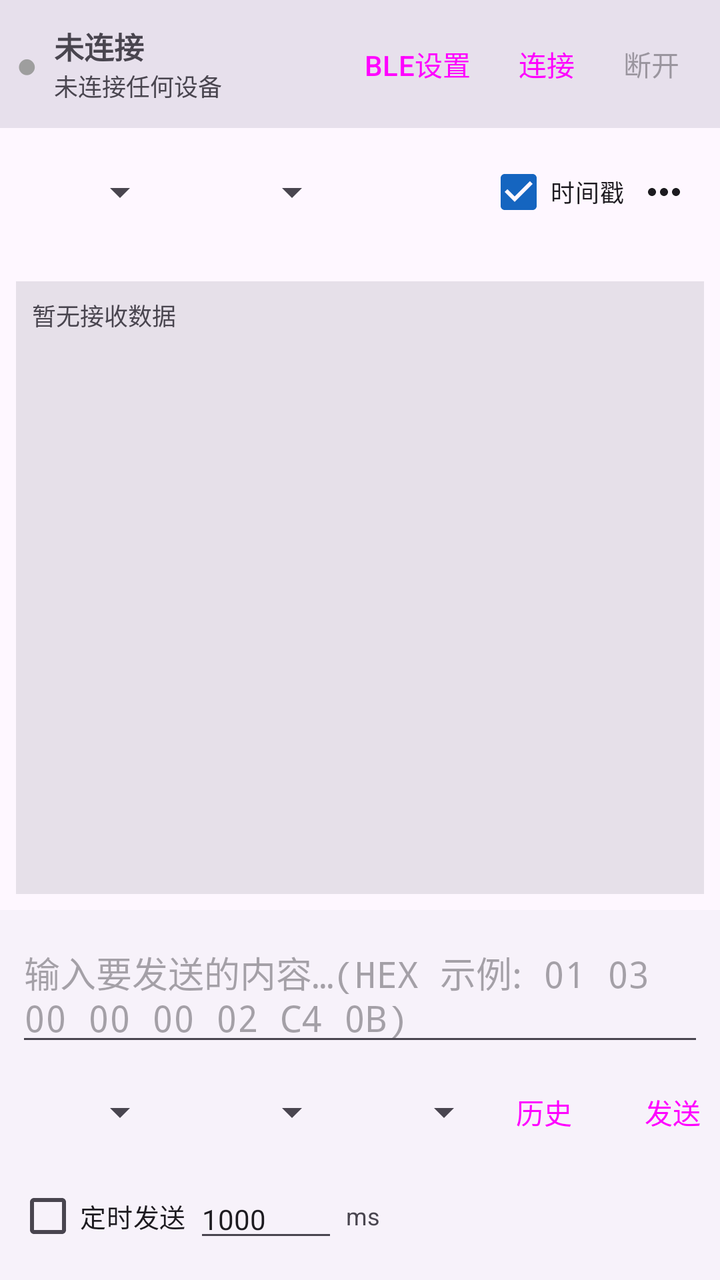
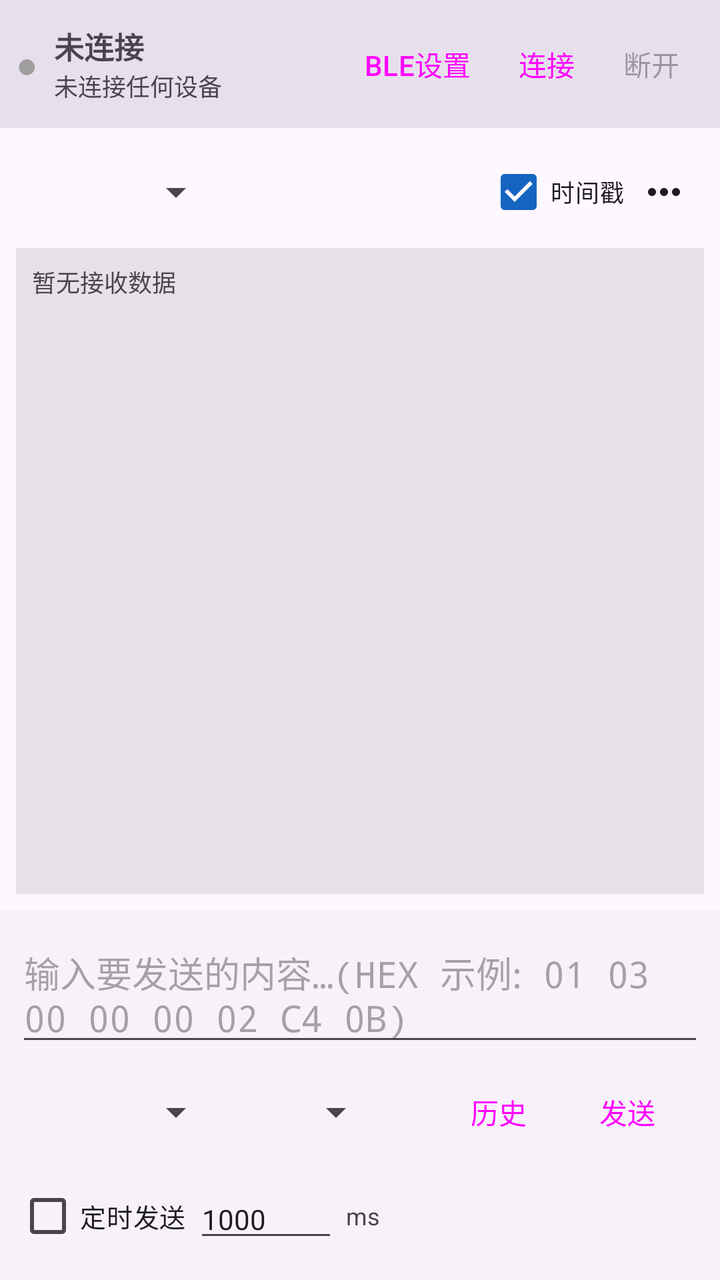

Two renders of the same Android screen: before a commit and after it. Below are the layout's source before the change and the commit's diff.
<!-- AndroidManifest.xml: application theme Theme.BluetoothSerial -->
<!-- res/layout/fragment_console.xml -->
<?xml version="1.0" encoding="utf-8"?>
<LinearLayout xmlns:android="http://schemas.android.com/apk/res/android"
    xmlns:app="http://schemas.android.com/apk/res-auto"
    xmlns:tools="http://schemas.android.com/tools"
    android:layout_width="match_parent"
    android:layout_height="match_parent"
    android:orientation="vertical">

    
    <LinearLayout
        android:layout_width="match_parent"
        android:layout_height="wrap_content"
        android:background="?attr/colorSurfaceVariant"
        android:gravity="center_vertical"
        android:orientation="horizontal"
        android:padding="8dp">

        <TextView
            android:id="@+id/tvStatusDot"
            android:layout_width="wrap_content"
            android:layout_height="wrap_content"
            android:text="●"
            android:textColor="@color/status_disconnected"
            android:textSize="18sp" />

        <LinearLayout
            android:layout_width="0dp"
            android:layout_height="wrap_content"
            android:layout_weight="1"
            android:orientation="vertical"
            android:paddingStart="8dp"
            android:paddingEnd="8dp">

            <TextView
                android:id="@+id/tvDeviceName"
                android:layout_width="wrap_content"
                android:layout_height="wrap_content"
                android:ellipsize="end"
                android:maxLines="1"
                android:text="@string/not_connected"
                android:textSize="15sp"
                android:textStyle="bold" />

            <TextView
                android:id="@+id/tvConnInfo"
                android:layout_width="wrap_content"
                android:layout_height="wrap_content"
                android:text="@string/conn_info_default"
                android:textSize="12sp" />
        </LinearLayout>

        <Button
            android:id="@+id/btnUuidSetting"
            style="@style/Widget.Material3.Button.TextButton"
            android:layout_width="wrap_content"
            android:layout_height="wrap_content"
            android:minWidth="0dp"
            android:paddingStart="8dp"
            android:paddingEnd="8dp"
            android:text="@string/ble_setting" />

        <Button
            android:id="@+id/btnConnect"
            style="@style/Widget.Material3.Button.TextButton"
            android:layout_width="wrap_content"
            android:layout_height="wrap_content"
            android:minWidth="0dp"
            android:paddingStart="8dp"
            android:paddingEnd="8dp"
            android:text="@string/connect" />

        <Button
            android:id="@+id/btnDisconnect"
            style="@style/Widget.Material3.Button.TextButton"
            android:layout_width="wrap_content"
            android:layout_height="wrap_content"
            android:enabled="false"
            android:minWidth="0dp"
            android:paddingStart="8dp"
            android:paddingEnd="8dp"
            android:text="@string/disconnect" />
    </LinearLayout>

    
    <LinearLayout
        android:layout_width="match_parent"
        android:layout_height="0dp"
        android:layout_weight="1"
        android:orientation="vertical"
        android:padding="8dp">

        <LinearLayout
            android:layout_width="match_parent"
            android:layout_height="wrap_content"
            android:gravity="center_vertical"
            android:orientation="horizontal">

            <Spinner
                android:id="@+id/spRxFormat"
                android:layout_width="76dp"
                android:layout_height="wrap_content" />

            <Spinner
                android:id="@+id/spCharset"
                android:layout_width="82dp"
                android:layout_height="wrap_content"
                android:layout_marginStart="4dp" />

            <Space
                android:layout_width="0dp"
                android:layout_height="1dp"
                android:layout_weight="1" />

            <CheckBox
                android:id="@+id/cbTimestamp"
                android:layout_width="wrap_content"
                android:layout_height="wrap_content"
                android:checked="true"
                android:text="@string/timestamp"
                android:textSize="12sp" />

            <ImageButton
                android:id="@+id/btnMore"
                android:layout_width="40dp"
                android:layout_height="40dp"
                android:background="?attr/selectableItemBackgroundBorderless"
                android:contentDescription="@string/more_menu"
                android:src="@drawable/ic_more"
                android:tint="?attr/colorOnSurface" />
        </LinearLayout>

        
        <TextView
            android:id="@+id/tvRxStats"
            android:layout_width="match_parent"
            android:layout_height="wrap_content"
            android:layout_marginTop="2dp"
            android:maxLines="2"
            android:textColor="?attr/colorOnSurfaceVariant"
            android:textSize="11sp"
            tools:ignore="RtlSymmetry" />

        <ScrollView
            android:id="@+id/scrollReceive"
            android:layout_width="match_parent"
            android:layout_height="0dp"
            android:layout_marginTop="4dp"
            android:layout_weight="1"
            android:background="?attr/colorSurfaceContainerHighest"
            android:fillViewport="true"
            android:padding="8dp">

            <TextView
                android:id="@+id/tvReceive"
                android:layout_width="match_parent"
                android:layout_height="wrap_content"
                android:fontFamily="monospace"
                android:lineSpacingExtra="2dp"
                android:text="@string/receive_placeholder"
                android:textIsSelectable="true"
                android:textSize="12sp" />
        </ScrollView>
    </LinearLayout>

    
    <LinearLayout
        android:layout_width="match_parent"
        android:layout_height="wrap_content"
        android:background="?attr/colorSurfaceContainerLow"
        android:orientation="vertical"
        android:padding="8dp">

        <EditText
            android:id="@+id/etSend"
            android:layout_width="match_parent"
            android:layout_height="wrap_content"
            android:fontFamily="monospace"
            android:hint="@string/send_hint"
            android:inputType="textMultiLine"
            android:maxLines="3"
            android:minLines="1" />

        <LinearLayout
            android:layout_width="match_parent"
            android:layout_height="wrap_content"
            android:layout_marginTop="4dp"
            android:gravity="center_vertical"
            android:orientation="horizontal">

            <Spinner
                android:id="@+id/spTxFormat"
                android:layout_width="76dp"
                android:layout_height="wrap_content" />

            <Spinner
                android:id="@+id/spTxCharset"
                android:layout_width="82dp"
                android:layout_height="wrap_content"
                android:layout_marginStart="4dp" />

            <Spinner
                android:id="@+id/spLineEnd"
                android:layout_width="72dp"
                android:layout_height="wrap_content"
                android:layout_marginStart="4dp" />

            <Space
                android:layout_width="0dp"
                android:layout_height="1dp"
                android:layout_weight="1" />

            <Button
                android:id="@+id/btnHistory"
                style="@style/Widget.Material3.Button.TextButton"
                android:layout_width="wrap_content"
                android:layout_height="wrap_content"
                android:minWidth="0dp"
                android:paddingStart="6dp"
                android:paddingEnd="6dp"
                android:text="@string/send_history" />

            <Button
                android:id="@+id/btnSend"
                style="@style/Widget.Material3.Button"
                android:layout_width="wrap_content"
                android:layout_height="wrap_content"
                android:minWidth="0dp"
                android:paddingStart="14dp"
                android:paddingEnd="14dp"
                android:text="@string/send" />
        </LinearLayout>

        <LinearLayout
            android:layout_width="match_parent"
            android:layout_height="wrap_content"
            android:layout_marginTop="4dp"
            android:gravity="center_vertical"
            android:orientation="horizontal">

            <CheckBox
                android:id="@+id/cbLoop"
                android:layout_width="wrap_content"
                android:layout_height="wrap_content"
                android:text="@string/loop_send"
                android:textSize="13sp" />

            <EditText
                android:id="@+id/etInterval"
                android:layout_width="72dp"
                android:layout_height="wrap_content"
                android:layout_marginStart="4dp"
                android:inputType="number"
                android:maxLength="6"
                android:text="1000"
                android:textSize="14sp" />

            <TextView
                android:layout_width="wrap_content"
                android:layout_height="wrap_content"
                android:layout_marginStart="4dp"
                android:text="@string/ms_label"
                android:textSize="12sp" />
        </LinearLayout>
    </LinearLayout>
</LinearLayout>
<!-- resources referenced by this layout -->
<resources>
  <color name="status_disconnected">#9E9E9E</color>
  <!-- drawable ic_more (drawable) -->
  <?xml version="1.0" encoding="utf-8"?>
  <vector xmlns:android="http://schemas.android.com/apk/res/android"
      android:width="24dp"
      android:height="24dp"
      android:viewportWidth="24"
      android:viewportHeight="24">
      <path
          android:fillColor="#FF000000"
          android:pathData="M6,10c-1.1,0 -2,0.9 -2,2s0.9,2 2,2 2,-0.9 2,-2 -0.9,-2 -2,-2zM12,10c-1.1,0 -2,0.9 -2,2s0.9,2 2,2 2,-0.9 2,-2 -0.9,-2 -2,-2zM18,10c-1.1,0 -2,0.9 -2,2s0.9,2 2,2 2,-0.9 2,-2 -0.9,-2 -2,-2z" />
  </vector>
  <string name="ble_setting">BLE设置</string>
  <string name="conn_info_default">未连接任何设备</string>
  <string name="connect">连接</string>
  <string name="disconnect">断开</string>
  <string name="loop_send">定时发送</string>
  <string name="more_menu">更多</string>
  <string name="ms_label">ms</string>
  <string name="not_connected">未连接</string>
  <string name="receive_placeholder">暂无接收数据</string>
  <string name="send">发送</string>
  <string name="send_hint">输入要发送的内容…(HEX 示例: 01 03 00 00 00 02 C4 0B)</string>
  <string name="send_history">历史</string>
  <string name="timestamp">时间戳</string>
  <style name="Theme.BluetoothSerial" parent="Theme.Material3.DayNight.NoActionBar">
          <item name="colorPrimary">@color/primary</item>
          <item name="colorSecondary">@color/accent</item>
      </style>
  <color name="primary">#1565C0</color>
  <color name="accent">#00BCD4</color>
</resources>

<!-- the commit's change to res/layout/fragment_console.xml (unified diff, before → after) -->
@@ -89,6 +89,7 @@
         android:orientation="vertical"
         android:padding="8dp">
 
+        
         <LinearLayout
             android:layout_width="match_parent"
             android:layout_height="wrap_content"
@@ -97,19 +98,19 @@
 
             <Spinner
                 android:id="@+id/spRxFormat"
-                android:layout_width="76dp"
+                android:layout_width="104dp"
                 android:layout_height="wrap_content" />
 
-            <Spinner
-                android:id="@+id/spCharset"
-                android:layout_width="82dp"
-                android:layout_height="wrap_content"
-                android:layout_marginStart="4dp" />
-
-            <Space
+            <TextView
+                android:id="@+id/tvRxStats"
                 android:layout_width="0dp"
-                android:layout_height="1dp"
-                android:layout_weight="1" />
+                android:layout_height="wrap_content"
+                android:layout_marginStart="6dp"
+                android:layout_weight="1"
+                android:maxLines="2"
+                android:textColor="?attr/colorOnSurfaceVariant"
+                android:textSize="11sp"
+                tools:ignore="RtlSymmetry" />
 
             <CheckBox
                 android:id="@+id/cbTimestamp"
@@ -129,17 +130,6 @@
                 android:tint="?attr/colorOnSurface" />
         </LinearLayout>
 
-        
-        <TextView
-            android:id="@+id/tvRxStats"
-            android:layout_width="match_parent"
-            android:layout_height="wrap_content"
-            android:layout_marginTop="2dp"
-            android:maxLines="2"
-            android:textColor="?attr/colorOnSurfaceVariant"
-            android:textSize="11sp"
-            tools:ignore="RtlSymmetry" />
-
         <ScrollView
             android:id="@+id/scrollReceive"
             android:layout_width="match_parent"
@@ -189,18 +179,12 @@
 
             <Spinner
                 android:id="@+id/spTxFormat"
-                android:layout_width="76dp"
+                android:layout_width="104dp"
                 android:layout_height="wrap_content" />
-
-            <Spinner
-                android:id="@+id/spTxCharset"
-                android:layout_width="82dp"
-                android:layout_height="wrap_content"
-                android:layout_marginStart="4dp" />
 
             <Spinner
                 android:id="@+id/spLineEnd"
-                android:layout_width="72dp"
+                android:layout_width="76dp"
                 android:layout_height="wrap_content"
                 android:layout_marginStart="4dp" />
 
